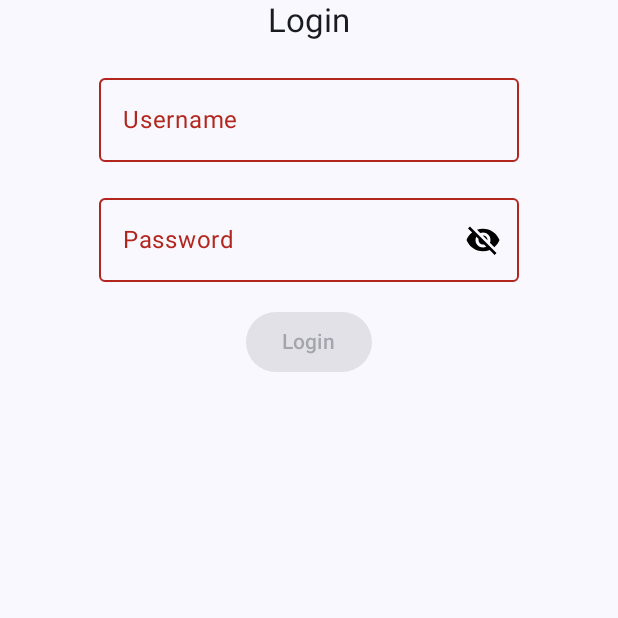
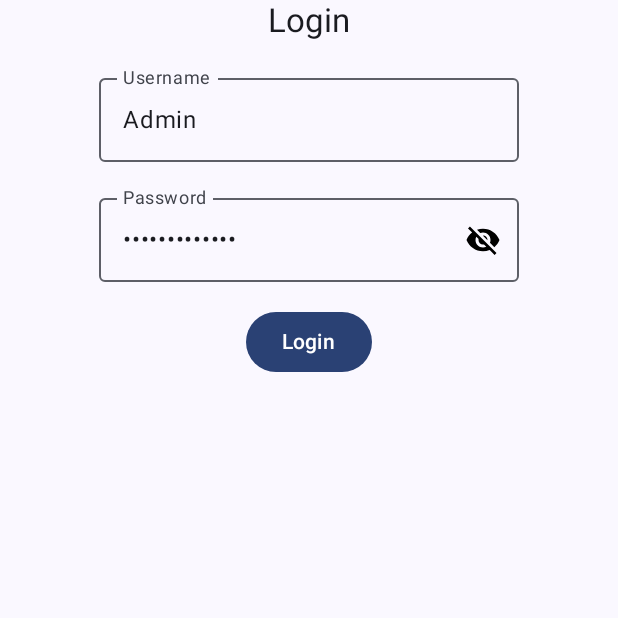
Before and after one commit to cwramirezg/TheMovie, an Android app built with Jetpack Compose: the screen it shows after launch (MainActivity), on a phone screen of 412 x 824 dp, the top half of it. Run offline under Robolectric (Android 15) with nearby library versions, the phone set to English and light mode, and no system bars; our stand-ins replace Dagger/Hilt's generated code, Timber.

Commit message:
se mejoro el rendimiento de la paginacion(solo se lo necesario) se mejoro la forma como se llama al tema de android en los pantallazos se actualizo algunas librerias

```diff
--- a/app/build.gradle.kts
+++ b/app/build.gradle.kts
@@ -78,7 +78,7 @@ dependencies {
     implementation(libs.androidx.paging.compose)
 
     implementation(libs.retrofit)
-    implementation(libs.retrofit2.kotlinx.serialization.converter)
+    implementation(libs.retrofit.converter.kotlinx.serialization)
     implementation(libs.logging.interceptor)
 
     implementation(libs.coil.compose)
--- a/app/src/main/AndroidManifest.xml
+++ b/app/src/main/AndroidManifest.xml
@@ -20,8 +20,8 @@
         <activity
             android:name=".MainActivity"
             android:exported="true"
-            android:label="@string/app_name"
-            android:theme="@style/Theme.TheMovie">
+            android:theme="@style/Theme.TheMovie"
+            android:windowSoftInputMode="adjustResize">
             <intent-filter>
                 <action android:name="android.intent.action.MAIN" />
 
--- a/app/src/main/java/com/github/cwramirezg/themovie/MainActivity.kt
+++ b/app/src/main/java/com/github/cwramirezg/themovie/MainActivity.kt
@@ -7,7 +7,6 @@ import androidx.activity.enableEdgeToEdge
 import androidx.navigation.compose.rememberNavController
 import com.github.cwramirezg.themovie.navigation.Login
 import com.github.cwramirezg.themovie.navigation.NavigationHost
-import com.github.cwramirezg.themovie.ui.theme.TheMovieTheme
 import dagger.hilt.android.AndroidEntryPoint
 
 @AndroidEntryPoint
@@ -16,13 +15,11 @@ class MainActivity : ComponentActivity() {
         super.onCreate(savedInstanceState)
         enableEdgeToEdge()
         setContent {
-            TheMovieTheme {
-                val navController = rememberNavController()
-                NavigationHost(
-                    navHostController = navController,
-                    startDestination = getStartDestination()
-                )
-            }
+            val navController = rememberNavController()
+            NavigationHost(
+                navHostController = navController,
+                startDestination = getStartDestination()
+            )
         }
     }
 
--- a/app/src/main/java/com/github/cwramirezg/themovie/authentication/presentation/login/LoginScreen.kt
+++ b/app/src/main/java/com/github/cwramirezg/themovie/authentication/presentation/login/LoginScreen.kt
@@ -7,6 +7,7 @@ import androidx.compose.foundation.layout.padding
 import androidx.compose.material3.Button
 import androidx.compose.material3.MaterialTheme
 import androidx.compose.material3.Scaffold
+import androidx.compose.material3.Surface
 import androidx.compose.material3.Text
 import androidx.compose.runtime.Composable
 import androidx.compose.runtime.LaunchedEffect
@@ -18,20 +19,23 @@ import androidx.compose.ui.unit.dp
 import androidx.hilt.navigation.compose.hiltViewModel
 import com.github.cwramirezg.themovie.authentication.presentation.composable.PasswordOutlineTextField
 import com.github.cwramirezg.themovie.authentication.presentation.composable.UsernameOutlineTextField
+import com.github.cwramirezg.themovie.ui.theme.TheMovieTheme
 
 @Composable
 fun LoginScreen(
     viewModel: LoginViewModel = hiltViewModel(),
     onLoginSuccess: () -> Unit
 ) {
+    TheMovieTheme {
+        Surface(
+            modifier = Modifier.fillMaxWidth()
+        ) {
             val state by viewModel.state.collectAsState()
-
             LaunchedEffect(state.onLoginSuccess) {
                 if (state.onLoginSuccess) {
                     onLoginSuccess()
                 }
             }
-
             Scaffold {
                 Column(
                     modifier = Modifier
@@ -72,5 +76,7 @@ fun LoginScreen(
                     }
                 }
             }
+        }
+    }
 
 }
--- a/app/src/main/java/com/github/cwramirezg/themovie/authentication/presentation/login/LoginState.kt
+++ b/app/src/main/java/com/github/cwramirezg/themovie/authentication/presentation/login/LoginState.kt
@@ -1,8 +1,8 @@
 package com.github.cwramirezg.themovie.authentication.presentation.login
 
 data class LoginState(
-    val username: String = "",
-    val password: String = "",
+    val username: String = "Admin",
+    val password: String = "Password*123.",
     val onLoginSuccess: Boolean = false,
     val isLoading: Boolean = false,
     val error: String = ""
--- a/app/src/main/java/com/github/cwramirezg/themovie/home/di/HomeModule.kt
+++ b/app/src/main/java/com/github/cwramirezg/themovie/home/di/HomeModule.kt
@@ -14,7 +14,6 @@ import com.github.cwramirezg.themovie.home.domain.video.usecase.GetVideosByPage
 import com.github.cwramirezg.themovie.home.domain.video.usecase.GetVideosUseCase
 import com.github.cwramirezg.themovie.home.domain.video.usecase.RequestVideosUseCase
 import com.github.cwramirezg.themovie.home.domain.video.usecase.VideoUseCases
-import com.jakewharton.retrofit2.converter.kotlinx.serialization.asConverterFactory
 import dagger.Module
 import dagger.Provides
 import dagger.hilt.InstallIn
@@ -26,6 +25,7 @@ import okhttp3.OkHttpClient
 import okhttp3.logging.HttpLoggingInterceptor
 import retrofit2.Converter
 import retrofit2.Retrofit
+import retrofit2.converter.kotlinx.serialization.asConverterFactory
 import javax.inject.Singleton
 
 @Module
--- a/app/src/main/java/com/github/cwramirezg/themovie/home/presentation/video/VideoViewModel.kt
+++ b/app/src/main/java/com/github/cwramirezg/themovie/home/presentation/video/VideoViewModel.kt
@@ -20,6 +20,8 @@ class VideoViewModel @Inject constructor(
     @IoDispatcher private val dispatcher: CoroutineDispatcher
 ) : ViewModel() {
 
+    val videos = videoUseCases.getVideosByPage().cachedIn(viewModelScope)
+
     init {
         Timber.d("VideoViewModel created!")
     }
--- a/app/src/main/java/com/github/cwramirezg/themovie/ui/theme/Theme.kt
+++ b/app/src/main/java/com/github/cwramirezg/themovie/ui/theme/Theme.kt
@@ -9,7 +9,12 @@ import androidx.compose.material3.dynamicDarkColorScheme
 import androidx.compose.material3.dynamicLightColorScheme
 import androidx.compose.material3.lightColorScheme
 import androidx.compose.runtime.Composable
+import androidx.compose.runtime.SideEffect
+import androidx.compose.ui.graphics.Color
+import androidx.compose.ui.graphics.toArgb
 import androidx.compose.ui.platform.LocalContext
+import androidx.compose.ui.platform.LocalView
+import androidx.core.view.WindowCompat
 
 private val DarkColorScheme = darkColorScheme(
     primary = Purple80,
@@ -49,7 +54,14 @@ fun TheMovieTheme(
         darkTheme -> DarkColorScheme
         else -> LightColorScheme
     }
-
+    val view = LocalView.current
+    if (!view.isInEditMode) {
+        SideEffect {
+            val window = (view.context as Activity).window
+            window.statusBarColor = Color.Transparent.toArgb()
+            WindowCompat.getInsetsController(window, view).isAppearanceLightStatusBars = !darkTheme
+        }
+    }
     MaterialTheme(
         colorScheme = colorScheme,
         typography = Typography,
```
Also changed, not shown: app/src/main/java/com/github/cwramirezg/themovie/home/presentation/detail/DetailScreen.kt (+6 -6 lines), app/src/main/java/com/github/cwramirezg/themovie/home/presentation/video/VideoScreen.kt (+48 -19 lines), gradle/libs.versions.toml (+6 -6 lines). Lines whose indentation alone changed are shown as unchanged.
